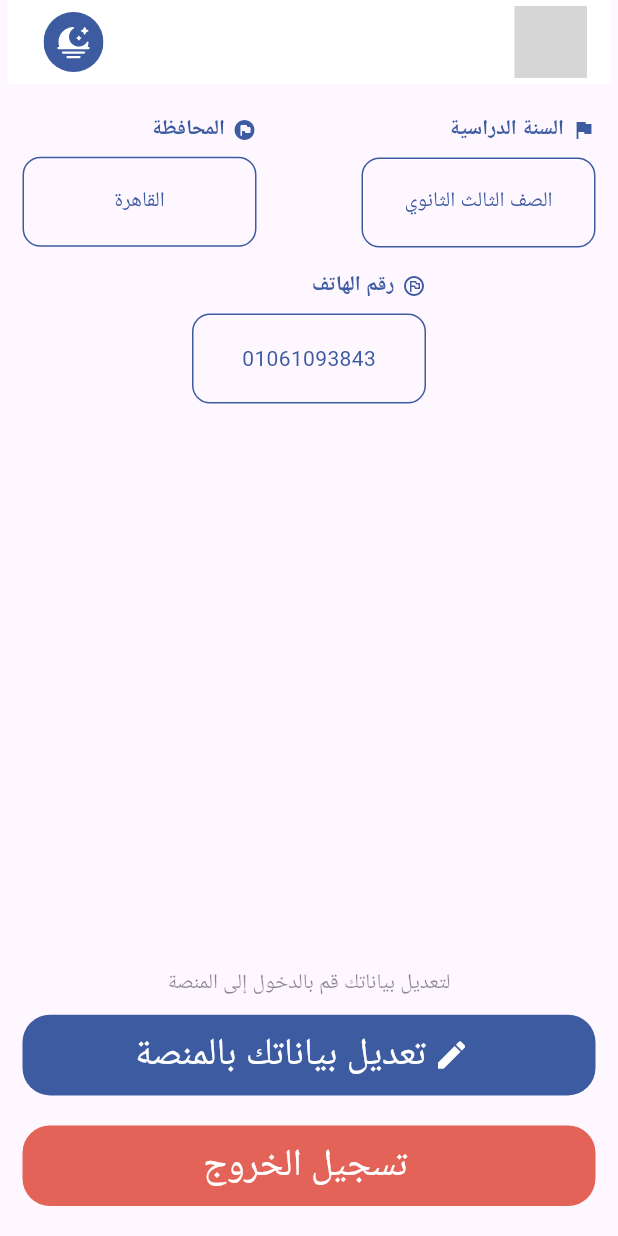
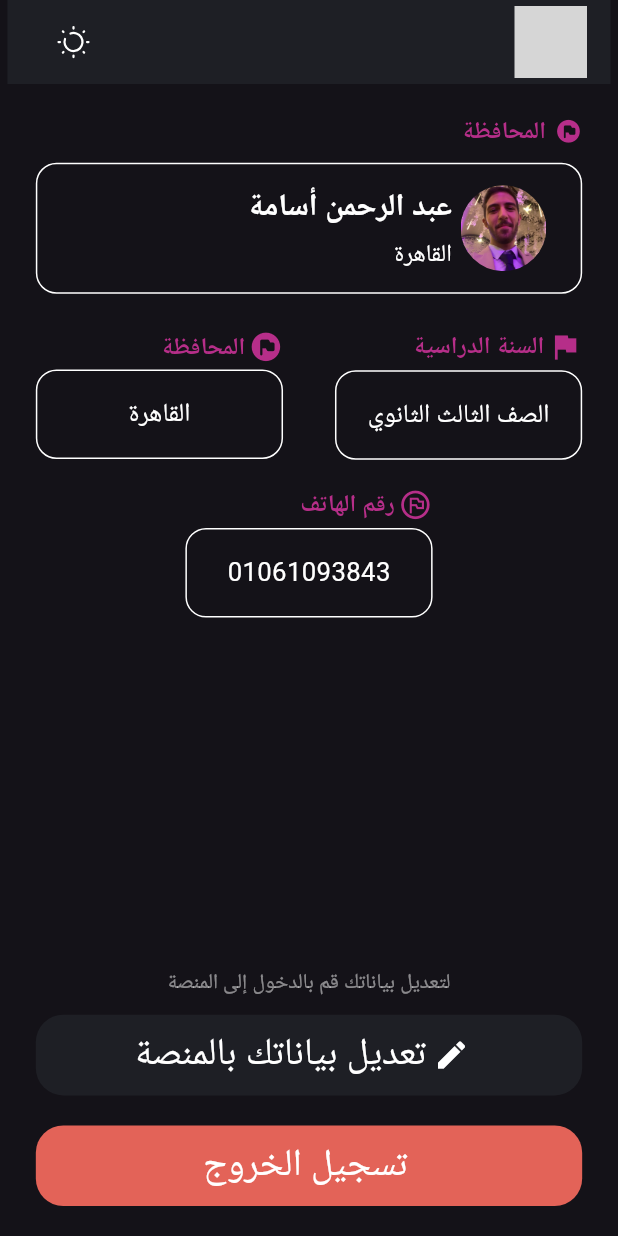
Before and after one commit to ABDO-OS/Easy-bio, a Flutter app: the screen it shows after launch, on a phone screen of 412 x 824 dp. Run offline on Flutter 3.47's test engine with Material 3 defaults, Android fonts, the phone set to English and light mode, and no system bars; our stand-ins replace bloc, flutter_screenutil, flutter_svg; Roboto replaces fonts that are missing (Din); grey boxes are pictures that could not be loaded.

Commit message:
finish user screen

```diff
--- a/lib/features/account/presentation/view/accountscreen.dart
+++ b/lib/features/account/presentation/view/accountscreen.dart
@@ -1,22 +1,33 @@
 import 'package:flutter/material.dart';
+import 'package:flutter_screenutil/flutter_screenutil.dart';
 
 import '../../../subscriptions/presentation/widgets/appbar.dart';
 import '../data/customInfofeld.dart';
 import '../widgets/buttombody.dart';
 import '../widgets/profilefield.dart';
+import '../widgets/userfield.dart';
 
 class Accountscreen extends StatelessWidget {
   const Accountscreen({super.key});
 
   @override
   Widget build(BuildContext context) {
-    return const Scaffold(
+    return Scaffold(
       appBar: CostimeAppbar(),
       body: Padding(
-        padding: EdgeInsets.symmetric(vertical: 20, horizontal: 15),
+        padding: EdgeInsets.symmetric(vertical: 20, horizontal: 20.h),
         child: Column(
           crossAxisAlignment: CrossAxisAlignment.center,
           children: [
+            Userfield(
+              info: Custominfofeld(
+                icon: Icons.flag_circle_rounded,
+                lable: "المحافظة",
+                value: "القاهرة",
+              ),
+              username: "عبد الرحمن أسامة",
+            ),
+            Spacer(flex: 1),
             Row(
               mainAxisAlignment: MainAxisAlignment.center,
               children: [
@@ -37,7 +48,7 @@ class Accountscreen extends StatelessWidget {
                 ),
               ],
             ),
-            SizedBox(height: 15),
+            SizedBox(height: 15.h),
             Profilefield(
               info: Custominfofeld(
                 icon: Icons.flag_circle_outlined,
@@ -45,7 +56,7 @@ class Accountscreen extends StatelessWidget {
                 value: "01061093843",
               ),
             ),
-            Spacer(),
+            Spacer(flex: 10),
             Buttombody(),
           ],
         ),
--- a/lib/features/account/presentation/widgets/profilefield.dart
+++ b/lib/features/account/presentation/widgets/profilefield.dart
@@ -1,17 +1,19 @@
 import 'package:easy_bio/core/extensions/context_extension.dart';
 import 'package:flutter/material.dart';
+import 'package:flutter_screenutil/flutter_screenutil.dart';
 import '../data/customInfofeld.dart';
 
 class Profilefield extends StatelessWidget {
-  const Profilefield({super.key, required this.info});
+  const Profilefield({super.key, required this.info, this.username});
   final Custominfofeld info;
+  final String? username;
 
   @override
   Widget build(BuildContext context) {
     return SizedBox(
-      width: 156,
+      width: 0.4.sw,
       child: Column(
-        // crossAxisAlignment: CrossAxisAlignment.start,
+        crossAxisAlignment: CrossAxisAlignment.start,
         children: [
           Row(
             mainAxisAlignment: MainAxisAlignment.end,
@@ -19,42 +21,39 @@ class Profilefield extends StatelessWidget {
               Text(
                 info.lable,
                 style: TextStyle(
+                  fontSize: 14.sp,
+                  fontWeight: FontWeight.w600,
                   color: context.color.primaryColor,
-                  fontWeight: FontWeight.w600,
                 ),
               ),
-              SizedBox(width: 5),
-              Icon(info.icon, size: 16, color: context.color.primaryColor),
+              SizedBox(width: 2.w),
+              Icon(info.icon, size: 20.sp, color: context.color.primaryColor),
             ],
           ),
 
-          const SizedBox(height: 8),
-          Stack(
-            children: [
+          SizedBox(height: 3.h),
+
           Container(
-                padding: const EdgeInsets.all(12),
-                height: 60,
+            // alignment: Alignment.bottomRight,
+            constraints: BoxConstraints(minHeight: 50.h),
+            width: double.infinity,
             decoration: BoxDecoration(
               border: Border.all(color: context.color.infoColor),
-                  borderRadius: BorderRadius.circular(12),
+              borderRadius: BorderRadius.circular(12.r),
             ),
             child: Align(
-                  alignment: Alignment.centerLeft,
-                  child: Center(
+              alignment: Alignment.center,
               child: Text(
                 info.value,
                 style: TextStyle(
+                  fontSize: 15.sp,
                   color: context.color.infoColor,
-                        fontSize: 14,
-                      ),
                 ),
               ),
             ),
           ),
         ],
       ),
-        ],
-      ),
     );
   }
 }
--- /dev/null
+++ b/lib/features/account/presentation/widgets/userfield.dart
@@ -0,0 +1,100 @@
+import 'package:easy_bio/core/extensions/context_extension.dart';
+import 'package:flutter/material.dart';
+import 'package:flutter_screenutil/flutter_screenutil.dart';
+
+import '../data/customInfofeld.dart';
+
+class Userfield extends StatelessWidget {
+  const Userfield({super.key, required this.info, this.username});
+
+  final Custominfofeld info;
+  final String? username;
+
+  @override
+  Widget build(BuildContext context) {
+    return SizedBox(
+      width: 0.9.sw, // Responsive for phones and tablets
+      child: Column(
+        crossAxisAlignment: CrossAxisAlignment.start,
+        children: [
+          // Label and icon
+          Row(
+            mainAxisAlignment: MainAxisAlignment.end,
+            children: [
+              Text(
+                info.lable,
+                style: TextStyle(
+                  fontSize: 14.sp,
+                  fontWeight: FontWeight.w600,
+                  color: context.color.primaryColor,
+                ),
+              ),
+              SizedBox(width: 5.w),
+              Icon(info.icon, size: 16.sp, color: context.color.primaryColor),
+            ],
+          ),
+          SizedBox(height: 8.h),
+
+          // Container with top-right icon
+          Stack(
+            children: [
+              Container(
+                padding: EdgeInsets.all(12.r),
+                width: double.infinity,
+                decoration: BoxDecoration(
+                  border: Border.all(color: context.color.infoColor),
+                  borderRadius: BorderRadius.circular(12.r),
+                ),
+                child: Row(
+                  children: [
+                    // Image avatar
+
+                    // Text content
+                    Expanded(
+                      child: Column(
+                        crossAxisAlignment: CrossAxisAlignment.end, // لليمين
+                        children: [
+                          Text(
+                            username ?? "",
+                            textAlign: TextAlign.right, // محاذاة لليمين
+                            style: TextStyle(
+                              fontSize: 18.sp,
+                              fontWeight: FontWeight.w600,
+                              color: context.color.infoColor,
+                            ),
+                          ),
+                          SizedBox(height: 4.h),
+                          Text(
+                            info.value,
+                            textAlign: TextAlign.right, // محاذاة لليمين
+                            style: TextStyle(
+                              fontSize: 14.sp,
+                              color: context.color.infoColor,
+                            ),
+                          ),
+                        ],
+                      ),
+                    ),
+                    SizedBox(width: 5.w),
+                    Container(
+                      width: 50.w,
+                      height: 50.w,
+                      margin: EdgeInsets.only(right: 8.w),
+                      decoration: BoxDecoration(
+                        shape: BoxShape.circle,
+                        image: DecorationImage(
+                          image: AssetImage('assets/images/me.jpg'),
+                          fit: BoxFit.cover,
+                        ),
+                      ),
+                    ),
+                  ],
+                ),
+              ),
+            ],
+          ),
+        ],
+      ),
+    );
+  }
+}
--- a/lib/main.dart
+++ b/lib/main.dart
@@ -24,7 +24,7 @@ class MyApp extends StatelessWidget {
           brightness: Brightness.dark,
           primaryColor: appColors.ColorsDark.black2,
         ),
-        themeMode: ThemeMode.light,
+        themeMode: ThemeMode.dark,
         home: const Accountscreen(),
       ),
     );
--- a/pubspec.yaml
+++ b/pubspec.yaml
@@ -66,6 +66,7 @@ flutter:
   assets:
     - assets/images/
     - assets/images/app_icon_dark.svg
+    - assets/images/me.jpg
 
   # An image asset can refer to one or more resolution-specific "variants", see
   # https://flutter.dev/to/resolution-aware-images
```
Also changed, not shown: assets/images/me.jpg (added). Lines whose indentation alone changed are shown as unchanged.
